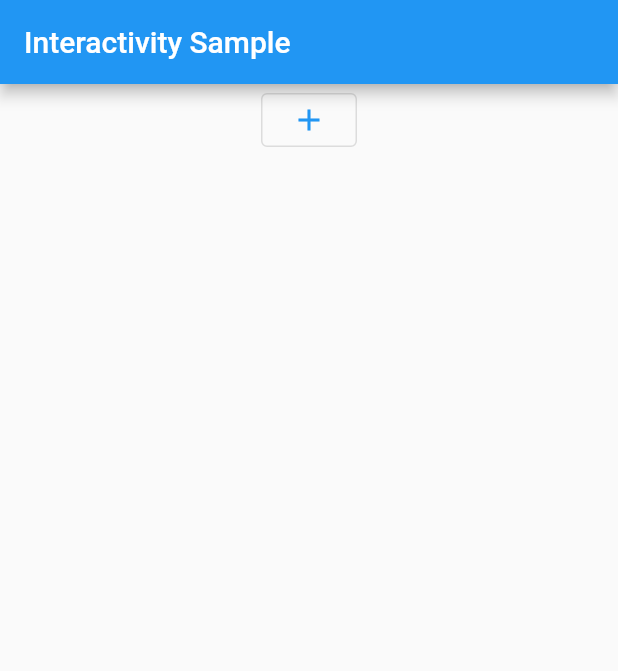
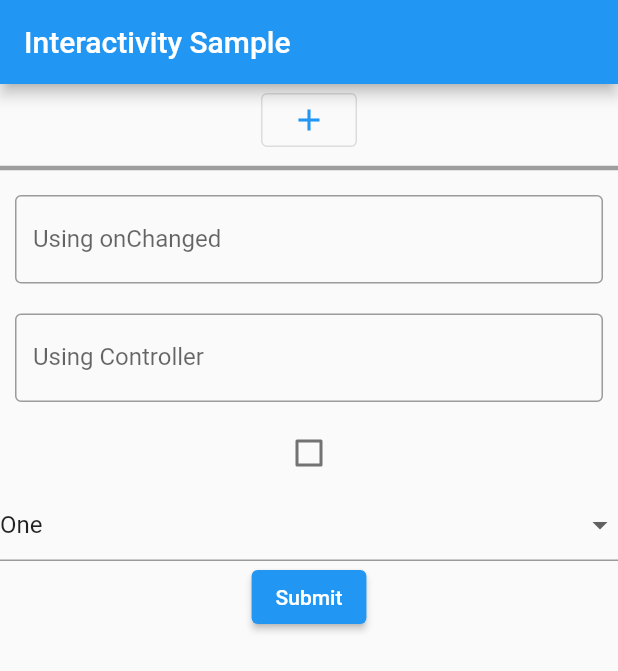
Before and after one commit to Nikolas-ComSci/cmsc23week04a, a Flutter app: the screen it shows after launch, on a phone screen of 412 x 824 dp. Shown: the top 671 px of the screen. Run offline on Flutter 3.47's test engine with Material 2 defaults, Android fonts, the phone set to English and light mode, and no system bars.

Commit message:
tutorial finished

```diff
--- /dev/null
+++ b/lib/form_sample.dart
@@ -0,0 +1,154 @@
+import 'package:flutter/material.dart';
+
+class FormSample extends StatefulWidget {
+  FormSample({super.key});
+
+  @override
+  _FormSampleState createState() => _FormSampleState();
+}
+
+class _FormSampleState extends State<FormSample> {
+  static final List<String> _dropdownOptions = [
+    "One",
+    "Two",
+    "Three",
+    "Four",
+    "Five"
+  ];
+
+  Map<String, dynamic> formValues = {
+    'onChanged': "",
+    'controller': "",
+    'isChecked': false,
+    'dropdownValue': _dropdownOptions.first,
+  };
+
+  final TextEditingController _textFieldController = TextEditingController();
+  final _formKey = GlobalKey<FormState>();
+
+  @override
+  void initState() {
+    super.initState();
+    _textFieldController.addListener(() {
+      print("Latest Value: ${_textFieldController.text}");
+    });
+  }
+
+  @override
+  void dispose() {
+    _textFieldController.dispose();
+    super.dispose();
+  }
+
+  @override
+  Widget build(BuildContext context) {
+    return Form(
+      key: _formKey,
+      child: Column(
+        children: [
+          Divider(
+            thickness: 3,
+            color: Colors.grey,
+          ),
+          // using onChanged
+          Padding(
+            padding: EdgeInsets.all(10),
+            child: TextFormField(
+              decoration: const InputDecoration(
+                            border: OutlineInputBorder(),
+                            hintText: "Enter string",
+                            labelText: "Using onChanged",
+                          ),
+              onChanged: (String value) {
+                            formValues["onChanged"] = value;
+                            print(formValues["onChanged"]);
+                          },
+              validator: (value) {
+                            if (value == null || value.isEmpty) {
+                              return 'Please enter some text';
+                            }
+                            return null;
+                          },
+            ),
+          ),
+
+          // using controller
+          Padding(
+            padding: EdgeInsets.all(10),
+            child: TextFormField(
+              decoration: const InputDecoration(
+                  border: OutlineInputBorder(),
+                  hintText: "Enter string",
+                  labelText: "Using Controller"),
+                  controller: _textFieldController,
+                  validator: (value) {
+                            if (value == null || value.isEmpty) {
+                              return 'Please enter some text';
+                            }
+                              return null;
+                            },
+
+            ),
+          ),
+
+          // checkbox
+          FormField(
+            builder: (FormFieldState<bool> state) {
+              return Checkbox(
+                value: formValues["isChecked"],
+                onChanged: (bool? value) {
+                  setState(() {
+                    formValues["isChecked"] = value!;
+                  });
+                },
+              );
+            },
+            onSaved: ((bool? value) {
+              print("Checkbox onSaved method triggered");
+            }),
+          ),
+
+          // Dropdown
+          DropdownButtonFormField<String>(
+            value: formValues["dropdownValue"],
+            onChanged: (String? value) {
+              // This is called when the user selects an item.
+              setState(() {
+                formValues["dropdownValue"] = value!;
+              });
+            },
+            items: _dropdownOptions.map<DropdownMenuItem<String>>(
+              (String value) {
+                return DropdownMenuItem<String>(
+                  value: value,
+                  child: Text(value),
+                );
+              },
+            ).toList(),
+            onSaved: (newValue) {
+              print("Checkbox onSaved method triggered");
+            },
+          ),
+
+          ElevatedButton(
+            onPressed: () {
+              if (_formKey.currentState!.validate()) {
+                _formKey.currentState?.save();
+                showDialog(
+                  context: context,
+                  builder: (context) {
+                    return AlertDialog(
+                      content: Text(
+                          "onChanged: ${formValues["onChanged"]} \nController: ${_textFieldController.text} \nCheckbox value: ${formValues["isChecked"]} \nDropdown value: ${formValues["dropdownValue"]}"),
+                    );
+                  },
+                );
+              }
+            },
+            child: const Text('Submit'),
+          ),
+        ],
+      ),
+    );
+  }
+}
--- a/lib/main.dart
+++ b/lib/main.dart
@@ -1,3 +1,5 @@
+import 'package:alcala_03_trial/form_sample.dart';
+import 'package:alcala_03_trial/input_field_sample.dart';
 import 'package:flutter/material.dart';
 import 'button_sample.dart';
 
@@ -20,6 +22,7 @@ class MyApp extends StatelessWidget {
         body: ListView(
           children: [
             ButtonSample(),
+            FormSample()
           ],
         ),
       ),
```
Also changed, not shown: lib/input_field_sample.dart (added, +139 -0 lines).
